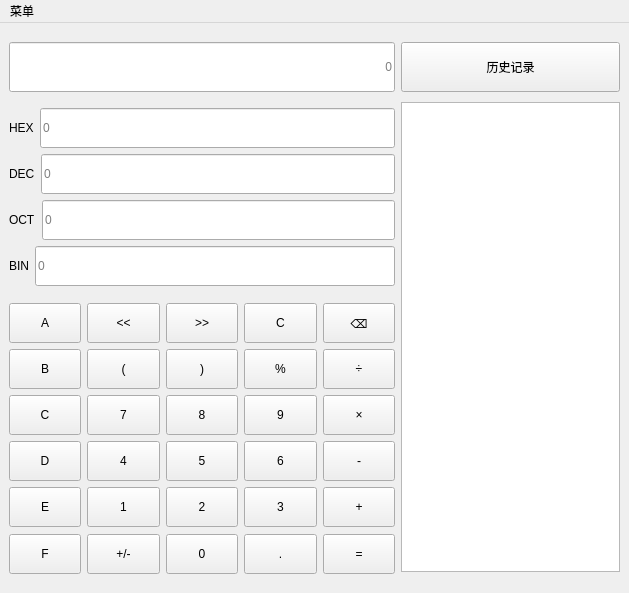
Above: Calculator/programmer.ui from HarveyLoradom/Code before the change. Below: the same form after it.
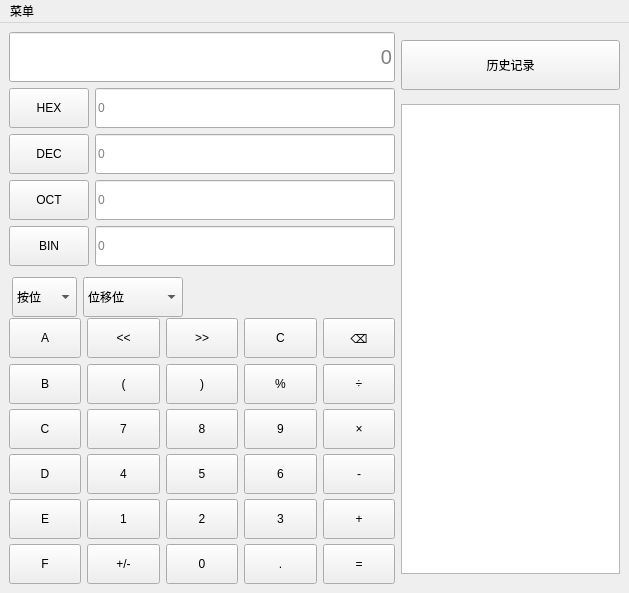
That is the form after the change. Icons and pictures are not drawn.

Diff of the .ui file:
```diff
--- a/Calculator/programmer.ui
+++ b/Calculator/programmer.ui
@@ -41,6 +41,11 @@
         <height>50</height>
        </size>
       </property>
+      <property name="font">
+       <font>
+        <pointsize>15</pointsize>
+       </font>
+      </property>
       <property name="alignment">
        <set>Qt::AlignmentFlag::AlignRight|Qt::AlignmentFlag::AlignTrailing|Qt::AlignmentFlag::AlignVCenter</set>
       </property>
@@ -49,7 +54,7 @@
       </property>
      </widget>
     </item>
-    <item row="0" column="1" rowspan="3">
+    <item row="0" column="1" rowspan="4">
      <layout class="QVBoxLayout" name="verticalLayout">
       <item>
        <widget class="QPushButton" name="pushButton">
@@ -93,7 +98,13 @@
       <item>
        <layout class="QHBoxLayout" name="horizontalLayout_9">
         <item>
-         <widget class="QLabel" name="label_3">
+         <widget class="QPushButton" name="btnHEX">
+          <property name="minimumSize">
+           <size>
+            <width>0</width>
+            <height>40</height>
+           </size>
+          </property>
           <property name="text">
            <string>HEX</string>
           </property>
@@ -117,7 +128,13 @@
       <item>
        <layout class="QHBoxLayout" name="horizontalLayout_8">
         <item>
-         <widget class="QLabel" name="label_2">
+         <widget class="QPushButton" name="btnDEC">
+          <property name="minimumSize">
+           <size>
+            <width>0</width>
+            <height>40</height>
+           </size>
+          </property>
           <property name="text">
            <string>DEC</string>
           </property>
@@ -141,7 +158,13 @@
       <item>
        <layout class="QHBoxLayout" name="horizontalLayout">
         <item>
-         <widget class="QLabel" name="label">
+         <widget class="QPushButton" name="btnOCT">
+          <property name="minimumSize">
+           <size>
+            <width>0</width>
+            <height>40</height>
+           </size>
+          </property>
           <property name="text">
            <string>OCT</string>
           </property>
@@ -165,7 +188,13 @@
       <item>
        <layout class="QHBoxLayout" name="horizontalLayout_10">
         <item>
-         <widget class="QLabel" name="label_4">
+         <widget class="QPushButton" name="btnBIN">
+          <property name="minimumSize">
+           <size>
+            <width>0</width>
+            <height>40</height>
+           </size>
+          </property>
           <property name="text">
            <string>BIN</string>
           </property>
@@ -189,6 +218,143 @@
      </layout>
     </item>
     <item row="2" column="0">
+     <layout class="QHBoxLayout" name="horizontalLayout_7">
+      <item>
+       <spacer name="horizontalSpacer_2">
+        <property name="orientation">
+         <enum>Qt::Orientation::Horizontal</enum>
+        </property>
+        <property name="sizeType">
+         <enum>QSizePolicy::Policy::Minimum</enum>
+        </property>
+        <property name="sizeHint" stdset="0">
+         <size>
+          <width>3</width>
+          <height>20</height>
+         </size>
+        </property>
+       </spacer>
+      </item>
+      <item>
+       <widget class="QComboBox" name="comboBox_2">
+        <property name="sizePolicy">
+         <sizepolicy hsizetype="Minimum" vsizetype="Minimum">
+          <horstretch>0</horstretch>
+          <verstretch>0</verstretch>
+         </sizepolicy>
+        </property>
+        <property name="minimumSize">
+         <size>
+          <width>50</width>
+          <height>40</height>
+         </size>
+        </property>
+        <property name="maximumSize">
+         <size>
+          <width>100</width>
+          <height>30</height>
+         </size>
+        </property>
+        <item>
+         <property name="text">
+          <string>按位</string>
+         </property>
+        </item>
+        <item>
+         <property name="text">
+          <string>AND</string>
+         </property>
+        </item>
+        <item>
+         <property name="text">
+          <string>OR</string>
+         </property>
+        </item>
+        <item>
+         <property name="text">
+          <string>NOT</string>
+         </property>
+        </item>
+        <item>
+         <property name="text">
+          <string>NAND</string>
+         </property>
+        </item>
+        <item>
+         <property name="text">
+          <string>NOR</string>
+         </property>
+        </item>
+        <item>
+         <property name="text">
+          <string>XOR</string>
+         </property>
+        </item>
+       </widget>
+      </item>
+      <item>
+       <widget class="QComboBox" name="comboBox">
+        <property name="sizePolicy">
+         <sizepolicy hsizetype="Minimum" vsizetype="Minimum">
+          <horstretch>0</horstretch>
+          <verstretch>0</verstretch>
+         </sizepolicy>
+        </property>
+        <property name="minimumSize">
+         <size>
+          <width>50</width>
+          <height>40</height>
+         </size>
+        </property>
+        <property name="maximumSize">
+         <size>
+          <width>100</width>
+          <height>30</height>
+         </size>
+        </property>
+        <item>
+         <property name="text">
+          <string>位移位</string>
+         </property>
+        </item>
+        <item>
+         <property name="text">
+          <string>算术移位</string>
+         </property>
+        </item>
+        <item>
+         <property name="text">
+          <string>逻辑移位</string>
+         </property>
+        </item>
+        <item>
+         <property name="text">
+          <string>旋转循环移位</string>
+         </property>
+        </item>
+        <item>
+         <property name="text">
+          <string>带进位旋转循环移位</string>
+         </property>
+        </item>
+       </widget>
+      </item>
+      <item>
+       <spacer name="horizontalSpacer">
+        <property name="orientation">
+         <enum>Qt::Orientation::Horizontal</enum>
+        </property>
+        <property name="sizeHint" stdset="0">
+         <size>
+          <width>40</width>
+          <height>20</height>
+         </size>
+        </property>
+       </spacer>
+      </item>
+     </layout>
+    </item>
+    <item row="3" column="0">
      <layout class="QVBoxLayout" name="verticalLayout_3">
       <item>
        <layout class="QVBoxLayout" name="verticalLayout_6">
```
